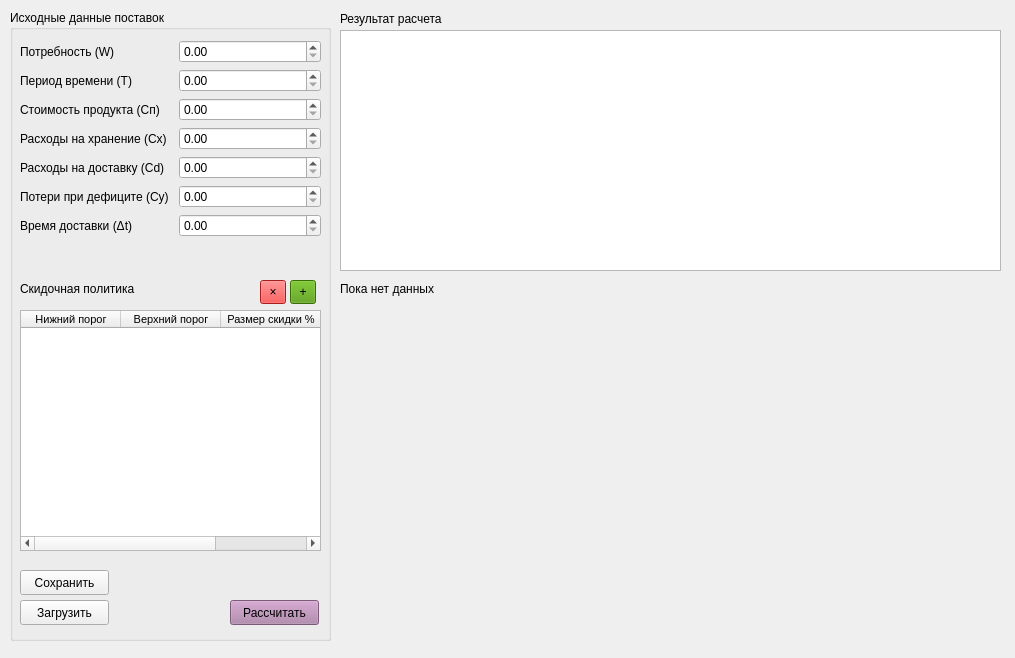
ilyavlasoff/tau4, file ui/main.ui: the form before one commit.
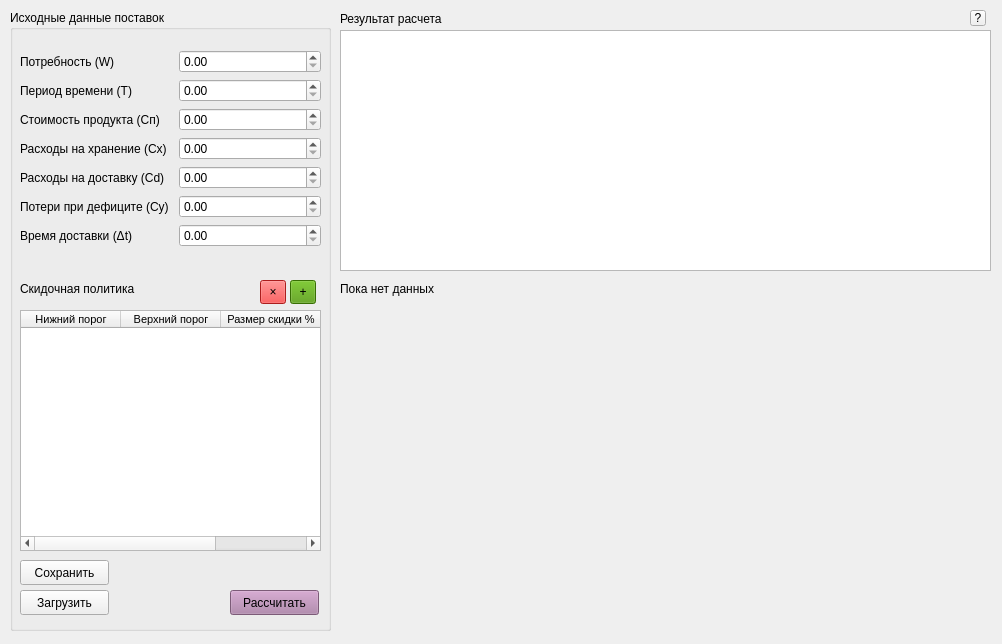
The form after the commit.

The edit to the form file:
```diff
--- a/ui/main.ui
+++ b/ui/main.ui
@@ -6,8 +6,8 @@
    <rect>
     <x>0</x>
     <y>0</y>
-    <width>1015</width>
-    <height>658</height>
+    <width>1002</width>
+    <height>644</height>
    </rect>
   </property>
   <property name="windowTitle">
@@ -19,7 +19,7 @@
      <x>10</x>
      <y>10</y>
      <width>321</width>
-     <height>631</height>
+     <height>621</height>
     </rect>
    </property>
    <property name="title">
@@ -29,7 +29,7 @@
     <property name="geometry">
      <rect>
       <x>10</x>
-      <y>30</y>
+      <y>40</y>
       <width>301</width>
       <height>221</height>
      </rect>
@@ -201,7 +201,7 @@
     <property name="geometry">
      <rect>
       <x>220</x>
-      <y>590</y>
+      <y>580</y>
       <width>89</width>
       <height>25</height>
      </rect>
@@ -1566,7 +1566,7 @@
     <property name="geometry">
      <rect>
       <x>10</x>
-      <y>560</y>
+      <y>550</y>
       <width>89</width>
       <height>25</height>
      </rect>
@@ -1579,7 +1579,7 @@
     <property name="geometry">
      <rect>
       <x>10</x>
-      <y>590</y>
+      <y>580</y>
       <width>89</width>
       <height>25</height>
      </rect>
@@ -1620,11 +1620,24 @@
     <rect>
      <x>340</x>
      <y>30</y>
-     <width>661</width>
+     <width>651</width>
      <height>241</height>
     </rect>
    </property>
   </widget>
+  <widget class="QToolButton" name="tipButton">
+   <property name="geometry">
+    <rect>
+     <x>970</x>
+     <y>10</y>
+     <width>16</width>
+     <height>16</height>
+    </rect>
+   </property>
+   <property name="text">
+    <string>?</string>
+   </property>
+  </widget>
  </widget>
  <resources/>
  <connections/>
```
